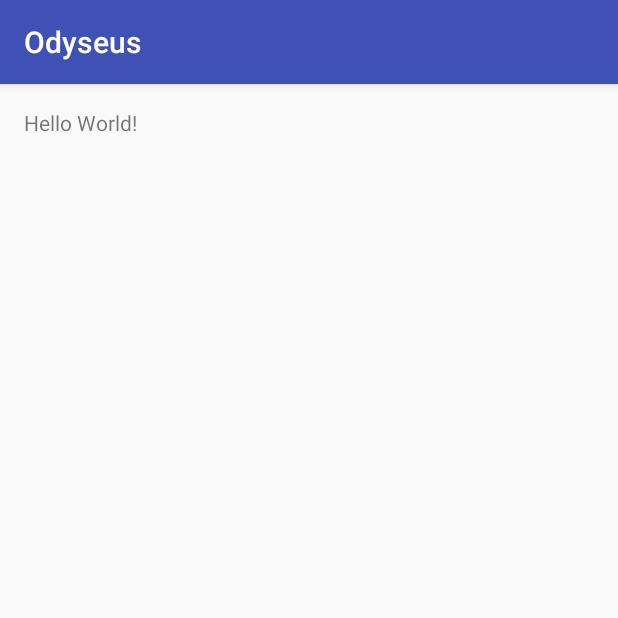
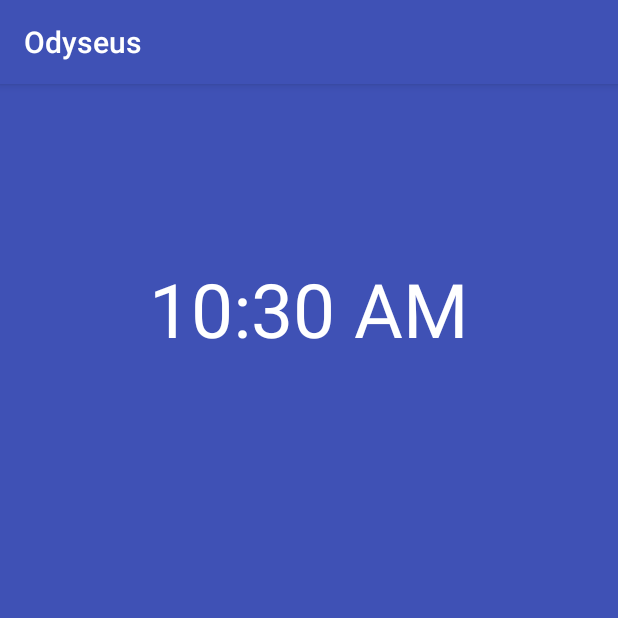
Before and after one commit to davsobo/Odyseus, an Android app: the first screen one second after launch (MainActivity), on a phone screen of 412 x 824 dp, the top half of it. Run offline under Robolectric (Android 15) with nearby library versions, the phone set to English and light mode, and no system bars.

Commit message:
10/12/16-17:08

```diff
--- a/app/src/main/java/com/reader/hci/odyseus/MainActivity.java
+++ b/app/src/main/java/com/reader/hci/odyseus/MainActivity.java
@@ -1,14 +1,35 @@
 package com.reader.hci.odyseus;
 
+import android.content.Intent;
+import android.os.Bundle;
+import android.os.Handler;
 import android.support.v7.app.AppCompatActivity;
-import android.os.Bundle;
-import com.reader.hci.odyseus.R;
 
 public class MainActivity extends AppCompatActivity {
 
+    /**@Override
+    protected void onCreate(Bundle savedInstanceState) {
+    super.onCreate(savedInstanceState);
+    setContentView(R.layout.activity_main);
+    }**/
+    private final int SPLASH_DISPLAY_LENGTH = 3000;
+
+    /** Called when the activity is first created. */
     @Override
-    protected void onCreate(Bundle savedInstanceState) {
-        super.onCreate(savedInstanceState);
+    public void onCreate(Bundle icicle) {
+        super.onCreate(icicle);
         setContentView(R.layout.activity_main);
+
+        /* New Handler to start the Menu-Activity
+         * and close this Splash-Screen after some seconds.*/
+        new Handler().postDelayed(new Runnable(){
+            @Override
+            public void run() {
+                /* Create an Intent that will start the Menu-Activity. */
+                Intent mainIntent = new Intent(MainActivity.this, main_drawer.class);
+                MainActivity.this.startActivity(mainIntent);
+                MainActivity.this.finish();
+            }
+        }, SPLASH_DISPLAY_LENGTH);
     }
 }
--- a/app/src/main/res/layout/activity_main.xml
+++ b/app/src/main/res/layout/activity_main.xml
@@ -8,10 +8,16 @@
     android:paddingLeft="@dimen/activity_horizontal_margin"
     android:paddingRight="@dimen/activity_horizontal_margin"
     android:paddingTop="@dimen/activity_vertical_margin"
-    tools:context="com.reader.hci.odyseus.MainActivity">
+    tools:context="com.reader.hci.odyseus.MainActivity"
+    android:background="@color/colorPrimary">
 
-    <TextView
+    <TextClock
         android:layout_width="wrap_content"
         android:layout_height="wrap_content"
-        android:text="Hello World!" />
+        android:textColor="#FFFF"
+        android:textSize="50dp"
+        android:gravity="center"
+        android:layout_marginTop="100dp"
+        android:layout_alignParentTop="true"
+        android:layout_centerHorizontal="true" />
 </RelativeLayout>
```
Also changed, not shown: app/src/main/java/com/reader/hci/odyseus/MyAdapter.java (added, +45 -0 lines), app/src/main/java/com/reader/hci/odyseus/recycler_activity.java (+28 -1 lines).
